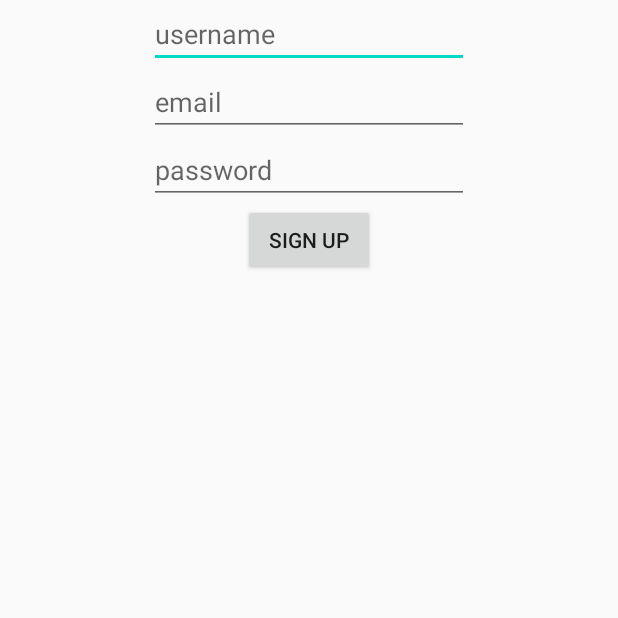
After one commit to Steven-Chang1114/pdiotapp, an Android app: the SignUp screen opened directly, with no data from a screen before it, on a phone screen of 412 x 824 dp, the top half of it. The commit adds this screen. Run offline under Robolectric (Android 15) with nearby library versions, the phone set to English and light mode, and no system bars; our stand-ins replace Firebase (no records; nobody signed in at launch, a user with empty details on screens opened directly).

Commit message:
partial finish for sign up

```diff
--- a/app/src/main/java/com/specknet/pdiotapp/HomePage.kt
+++ b/app/src/main/java/com/specknet/pdiotapp/HomePage.kt
@@ -136,16 +136,10 @@ class HomePage : AppCompatActivity() {
         signoutButton.setOnClickListener {
             googleSignInClient.signOut()
                 .addOnCompleteListener(this, OnCompleteListener<Void?> {
-                    // ...
                     Log.i("User_AUTH", "Logout")
                     val intent = Intent(applicationContext, MainActivity::class.java)
                     startActivity(intent)
                 })
-
-//            auth.signOut()
-//            Log.i("User_AUTH", "Logout")
-//            val intent = Intent(this, MainActivity::class.java)
-//            startActivity(intent)
         }
     }
 
--- /dev/null
+++ b/app/src/main/java/com/specknet/pdiotapp/SignUp.kt
@@ -0,0 +1,63 @@
+package com.specknet.pdiotapp
+
+import android.content.Intent
+import android.os.Bundle
+import android.util.Log
+import android.widget.Button
+import android.widget.TextView
+import android.widget.Toast
+import androidx.appcompat.app.AppCompatActivity
+import com.google.firebase.auth.FirebaseAuth
+import com.google.firebase.auth.FirebaseUser
+import com.google.firebase.auth.ktx.auth
+import com.google.firebase.ktx.Firebase
+
+class SignUp : AppCompatActivity() {
+    lateinit var username: TextView
+    lateinit var password: TextView
+    lateinit var signupBtn: Button
+
+    private lateinit var auth: FirebaseAuth
+
+    override fun onCreate(savedInstanceState: Bundle?) {
+        super.onCreate(savedInstanceState)
+        setContentView(R.layout.signup)
+
+        username = findViewById(R.id.username)
+        password = findViewById(R.id.password)
+        signupBtn = findViewById(R.id.signup_btn)
+
+        auth = Firebase.auth
+
+        signupBtn.setOnClickListener {
+            val name = username.text.toString().trim()
+            val pas = password.text.toString().trim()
+            if (name != "" && pas != "") {
+                auth.createUserWithEmailAndPassword(name, pas)
+                    .addOnCompleteListener(this) { task ->
+                        if (task.isSuccessful) {
+                            // Sign in success, update UI with the signed-in user's information
+                            Log.d("FIREBASE_AUTH", "createUserWithEmail:success")
+                            val user = auth.currentUser
+                            if (user != null) {
+                                updateUI(user)
+                            }
+                        } else {
+                            // If sign in fails, display a message to the user.
+                            Log.w("FIREBASE_AUTH", "createUserWithEmail:failure", task.exception)
+                            Toast.makeText(baseContext, "Authentication failed.",
+                                Toast.LENGTH_SHORT).show()
+                        }
+                    }
+            } else {
+                Toast.makeText(this, "Please fill all the fields", Toast.LENGTH_SHORT).show()
+            }
+        }
+    }
+
+    private fun updateUI(user: FirebaseUser) {
+        val intent = Intent(this , HomePage::class.java)
+        intent.putExtra("name" , user.displayName)
+        startActivity(intent)
+    }
+}
--- /dev/null
+++ b/app/src/main/res/layout/signup.xml
@@ -0,0 +1,68 @@
+<?xml version="1.0" encoding="utf-8"?>
+<androidx.constraintlayout.widget.ConstraintLayout xmlns:android="http://schemas.android.com/apk/res/android"
+    xmlns:app="http://schemas.android.com/apk/res-auto"
+    xmlns:tools="http://schemas.android.com/tools"
+    android:layout_width="match_parent"
+    android:layout_height="match_parent">
+
+    <androidx.constraintlayout.widget.ConstraintLayout
+        android:id="@+id/main"
+        android:layout_width="0dp"
+        android:layout_height="500dp"
+        app:layout_constraintEnd_toEndOf="parent"
+        app:layout_constraintStart_toStartOf="parent"
+        app:layout_constraintTop_toTopOf="parent">
+
+        <TextView
+            android:id="@+id/sign_up_title"
+            android:layout_width="wrap_content"
+            android:layout_height="wrap_content"
+            android:text="Sign Up"
+            app:layout_constraintBottom_toTopOf="@+id/username"
+            app:layout_constraintEnd_toEndOf="parent"
+            app:layout_constraintStart_toStartOf="parent" />
+
+        <EditText
+            android:id="@+id/username"
+            android:layout_width="wrap_content"
+            android:layout_height="wrap_content"
+            android:ems="10"
+            android:hint="username"
+            android:inputType="textPersonName"
+            app:layout_constraintEnd_toEndOf="parent"
+            app:layout_constraintStart_toStartOf="parent"
+            tools:layout_editor_absoluteY="103dp" />
+
+        <EditText
+            android:id="@+id/email"
+            android:layout_width="wrap_content"
+            android:layout_height="wrap_content"
+            android:ems="10"
+            android:hint="email"
+            android:inputType="textPersonName"
+            app:layout_constraintTop_toBottomOf="@+id/username"
+            app:layout_constraintEnd_toEndOf="parent"
+            app:layout_constraintStart_toStartOf="parent" />
+
+        <EditText
+            android:id="@+id/password"
+            android:layout_width="wrap_content"
+            android:layout_height="wrap_content"
+            android:ems="10"
+            android:hint="password"
+            android:inputType="textPassword"
+            app:layout_constraintEnd_toEndOf="parent"
+            app:layout_constraintStart_toStartOf="parent"
+            app:layout_constraintTop_toBottomOf="@+id/email" />
+
+        <Button
+            android:id="@+id/signup_btn"
+            android:layout_width="wrap_content"
+            android:layout_height="wrap_content"
+            android:text="Sign Up"
+            app:layout_constraintEnd_toEndOf="parent"
+            app:layout_constraintStart_toStartOf="parent"
+            app:layout_constraintTop_toBottomOf="@+id/password" />
+    </androidx.constraintlayout.widget.ConstraintLayout>
+
+</androidx.constraintlayout.widget.ConstraintLayout>
```
Also changed, not shown: app/src/main/AndroidManifest.xml (+21 -0 lines), app/src/main/java/com/specknet/pdiotapp/MainActivity.kt (+30 -7 lines).
